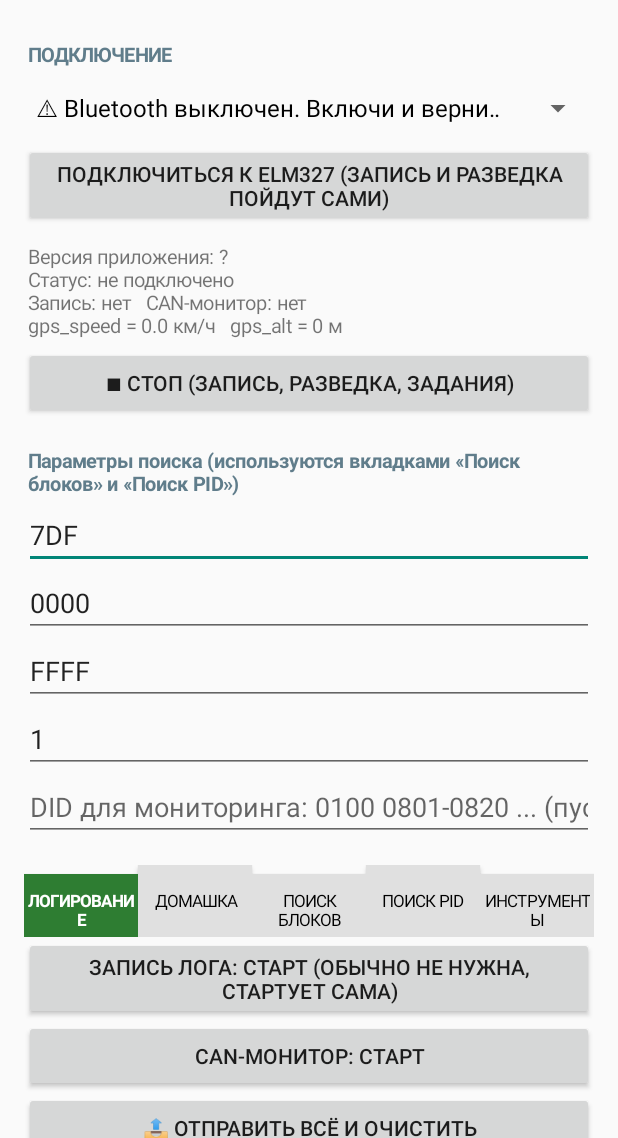
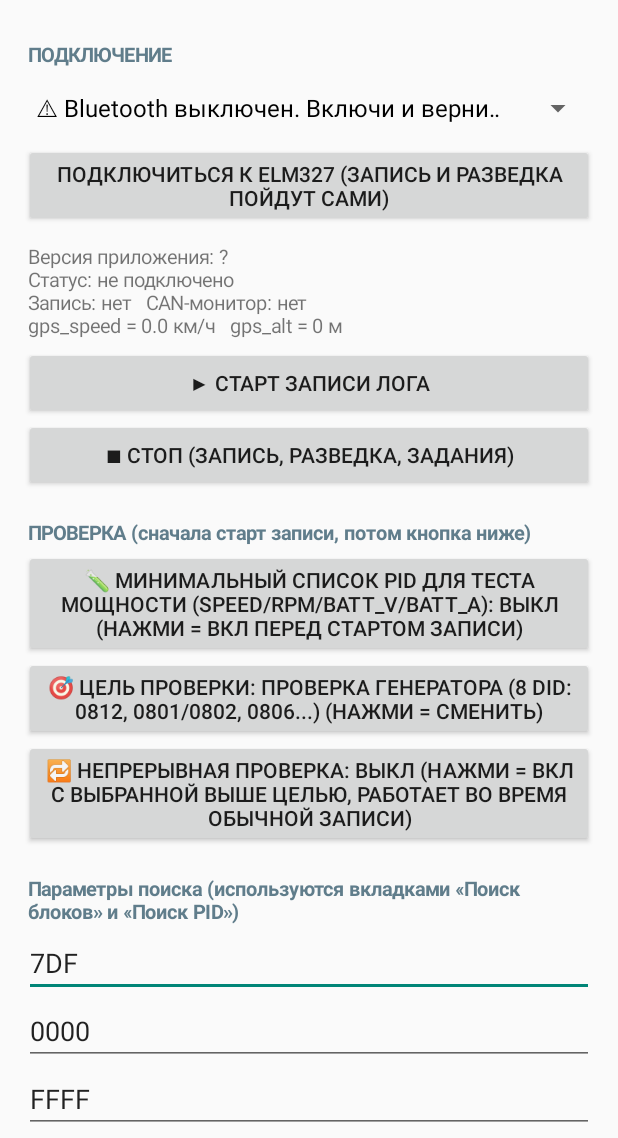
Before and after one commit to belovw/evlogger, an Android app: the screen it shows after launch (MainActivity), on a phone screen of 412 x 824 dp, the part 98-1236 px from its top. Run offline under Robolectric (Android 15) with nearby library versions, the phone set to English and light mode, and no system bars.

Commit message:
Move log start and recheck controls to a single top-level panel
The start-log button was hidden in the "Логирование" tab under a
"usually not needed" label, and the recheck controls were split
across the "Поиск PID" tab, so the user could not find how to start
logging and test. Now the top of the screen (under connect) has:
▶ СТАРТ ЗАПИСИ ЛОГА, ■ СТОП, and a single "ПРОВЕРКА" block with the
minimal-PID toggle, recheck target selector and continuous-recheck
start/stop. The duplicates in the tabs are removed.

Co-Authored-By: Claude Haiku 5.5 <noreply@anthropic.com>
Claude-Session: https://claude.ai/code/session_0196dyxDXGmfU3K48LPCAuKx

```diff
--- a/app/src/main/java/com/evlogger/MainActivity.kt
+++ b/app/src/main/java/com/evlogger/MainActivity.kt
@@ -145,7 +145,17 @@ class MainActivity : Activity() {
         btn("Подключиться к ELM327 (запись и разведка пойдут сами)") { connect() }
         info = TextView(this).apply { textSize = 13f; setPadding(4, 16, 4, 8) }
         root.addView(info)
+        btn("▶ СТАРТ ЗАПИСИ ЛОГА") { startLog() }
         btn("■ СТОП (запись, разведка, задания)") { stopAll() }
+
+        // ===================== ПРОВЕРКА ГИПОТЕЗ (всё, что нужно для теста, в одном месте наверху) =====================
+        title("ПРОВЕРКА (сначала старт записи, потом кнопка ниже)")
+        minimalPidsBtn = btn("") { toggleMinimalPids() }
+        minimalPidsBtn.text = minimalPidsLabel()
+        recheckTargetBtn = btn("") { cycleRecheckTarget() }
+        recheckTargetBtn.text = recheckTargetLabel()
+        recheckLoopBtn = btn("") { toggleRecheckLoop() }
+        recheckLoopBtn.text = recheckLoopLabel()
 
         // ===================== ПАНЕЛЬ ПОИСКА (общие поля для вкладок "Поиск блоков" и "Поиск PID") =====================
         title("Параметры поиска (используются вкладками «Поиск блоков» и «Поиск PID»)")
@@ -193,7 +203,6 @@ class MainActivity : Activity() {
 
         // --- Вкладка: Логирование ---
         target = tabPanels[0]
-        btn("Запись лога: старт (обычно не нужна, стартует сама)") { startLog() }
         btn("CAN-монитор: старт") { startMonitor() }
         btn("📤 Отправить всё и очистить") { sendAll() }
         btn("🔋 Разрешить работу в фоне (если запись слетает после сворачивания)") { requestIgnoreBatteryOptimizations() }
@@ -223,12 +232,6 @@ class MainActivity : Activity() {
         btn("🚀 Только разведка DID (без лога известных PID, быстрее): старт") { startProbeOnly() }
         btn("🔁 Проверить ВСЕ найденные PID один раз (кто отвечает сейчас)") { startRecheckAll() }
         btn("⚡ Только непрерывная проверка найденных (без обычного лога, быстрее)") { startRecheckOnly() }
-        minimalPidsBtn = btn("") { toggleMinimalPids() }
-        minimalPidsBtn.text = minimalPidsLabel()
-        recheckTargetBtn = btn("") { cycleRecheckTarget() }
-        recheckTargetBtn.text = recheckTargetLabel()
-        recheckLoopBtn = btn("") { toggleRecheckLoop() }
-        recheckLoopBtn.text = recheckLoopLabel()
 
         // --- Вкладка: Инструменты ---
         target = tabPanels[4]
```
